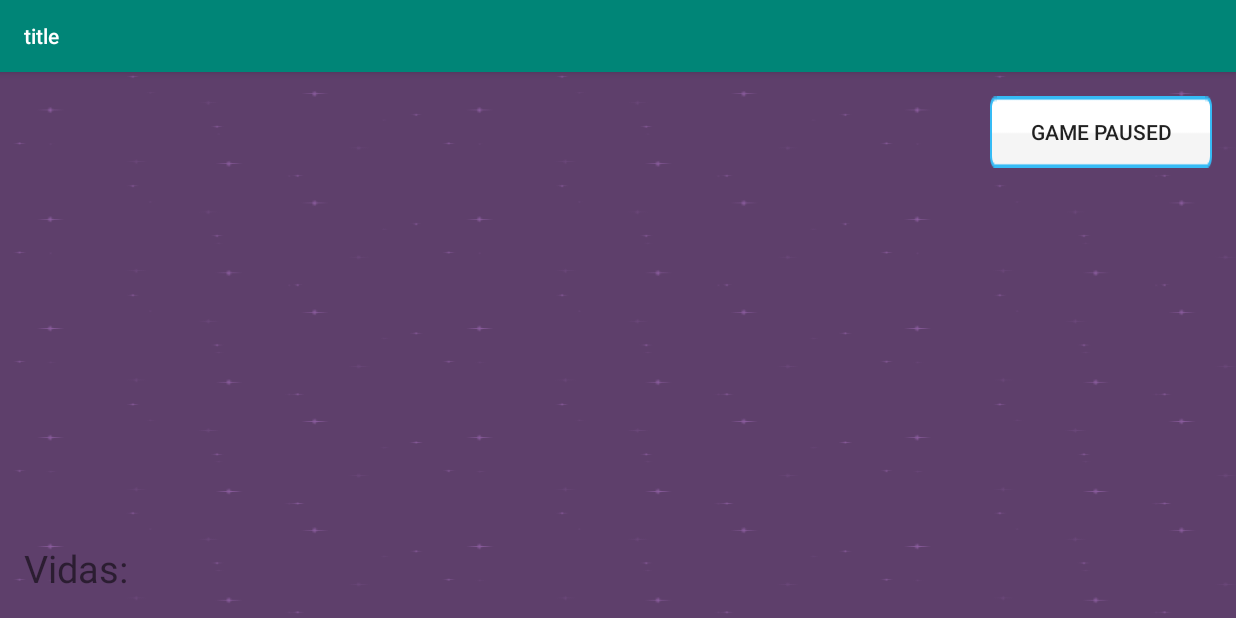
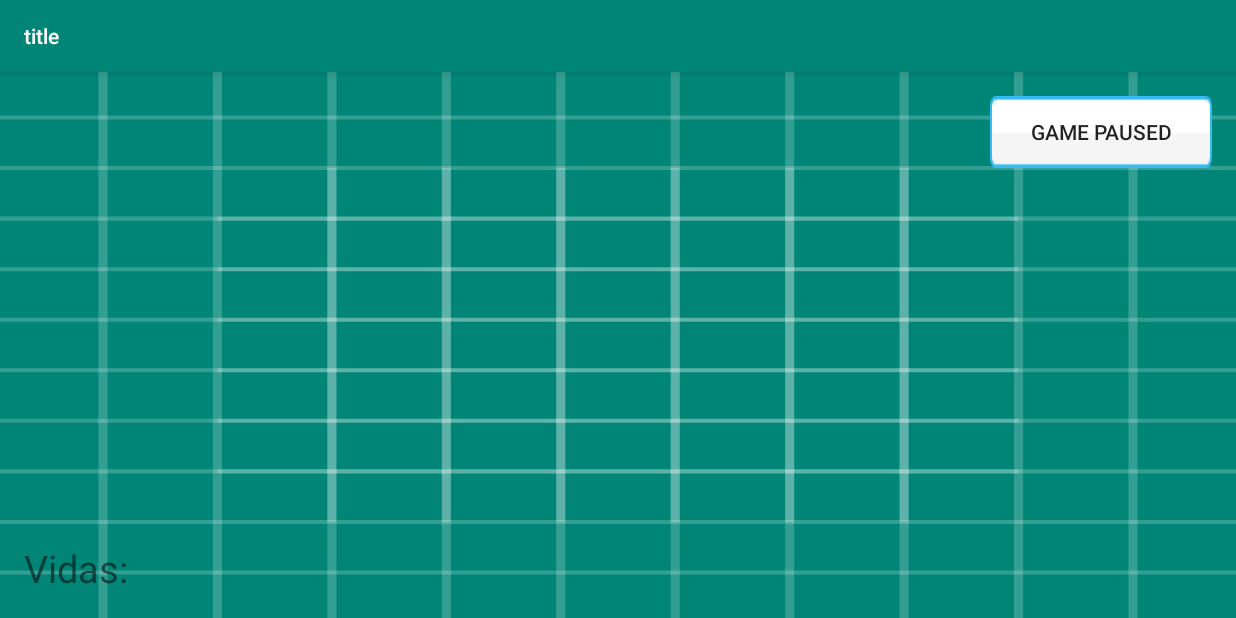
Before and after one commit to ClaraNM/Scaffold, an Android app: the screen it shows after launch (ScaffoldActivity), after a tap on "EMPEZAR", on a phone screen of 824 x 412 dp (held sideways). Run offline under Robolectric (Android 15) with nearby library versions, the light colour scheme and no system bars; 12 statements that could not run were skipped.

Commit message:
paralaje
A veces se nota un poco el corte de los fondos pero funciona

```diff
--- a/app/src/main/java/dadm/scaffold/counter/GameFragment.java
+++ b/app/src/main/java/dadm/scaffold/counter/GameFragment.java
@@ -16,6 +16,7 @@
 import dadm.scaffold.engine.FramesPerSecondCounter;
 import dadm.scaffold.engine.GameEngine;
 import dadm.scaffold.engine.GameView;
+import dadm.scaffold.engine.ParalaxBackground;
 import dadm.scaffold.input.JoystickInputController;
 import dadm.scaffold.space.GameController;
 import dadm.scaffold.space.GameUI;
@@ -52,6 +53,10 @@
                 theGameEngine = new GameEngine(getActivity(), gameView);
                 theGameEngine.setSoundManager(getScaffoldActivity().getSoundManager());
                 theGameEngine.setTheInputController(new JoystickInputController(getView()));
+
+                theGameEngine.addGameObject(new ParalaxBackground(theGameEngine, R.drawable.purple_bg,0));
+                theGameEngine.addGameObject(new ParalaxBackground(theGameEngine, R.drawable.purple_bg,1));
+
                 theGameEngine.addGameObject(new SpaceShipPlayer(theGameEngine,((ScaffoldActivity)getActivity()).getPlayerShip()));
                 theGameEngine.addGameObject(new FramesPerSecondCounter(theGameEngine));
                 theGameEngine.addGameObject(new GameUI(theGameEngine));
--- a/app/src/main/res/layout/fragment_game.xml
+++ b/app/src/main/res/layout/fragment_game.xml
@@ -5,7 +5,7 @@
     android:layout_width="match_parent"
     android:layout_height="match_parent"
     android:orientation="vertical"
-    android:background="@drawable/purple_bg"
+    android:background="@drawable/ic_launcher_background"
     tools:context="dadm.scaffold.counter.GameFragment">
 
     <dadm.scaffold.engine.StandardGameView
@@ -14,15 +14,15 @@
         android:layout_height="match_parent" />
 
     <Button
+        android:id="@+id/btn_play_pause"
+        android:layout_width="wrap_content"
+        android:layout_height="wrap_content"
         android:layout_gravity="top|right"
-        android:id="@+id/btn_play_pause"
         android:layout_marginTop="@dimen/activity_vertical_margin"
         android:layout_marginRight="@dimen/activity_vertical_margin"
-        android:layout_width="wrap_content"
-        android:layout_height="wrap_content"
-        android:text="@string/pause"
         android:background="@drawable/button_blue"
-        android:paddingHorizontal="10dp"/>
+        android:paddingHorizontal="10dp"
+        android:text="@string/pause" />
 
     <TextView
         android:layout_width="wrap_content"
@@ -35,6 +35,6 @@
         />
 
 
-    <include layout="@layout/view_joystick"/>
+    <include layout="@layout/view_joystick" />
 
 </FrameLayout>
```
Also changed, not shown: app/src/main/java/dadm/scaffold/engine/ParalaxBackground.java (added, +55 -0 lines).
